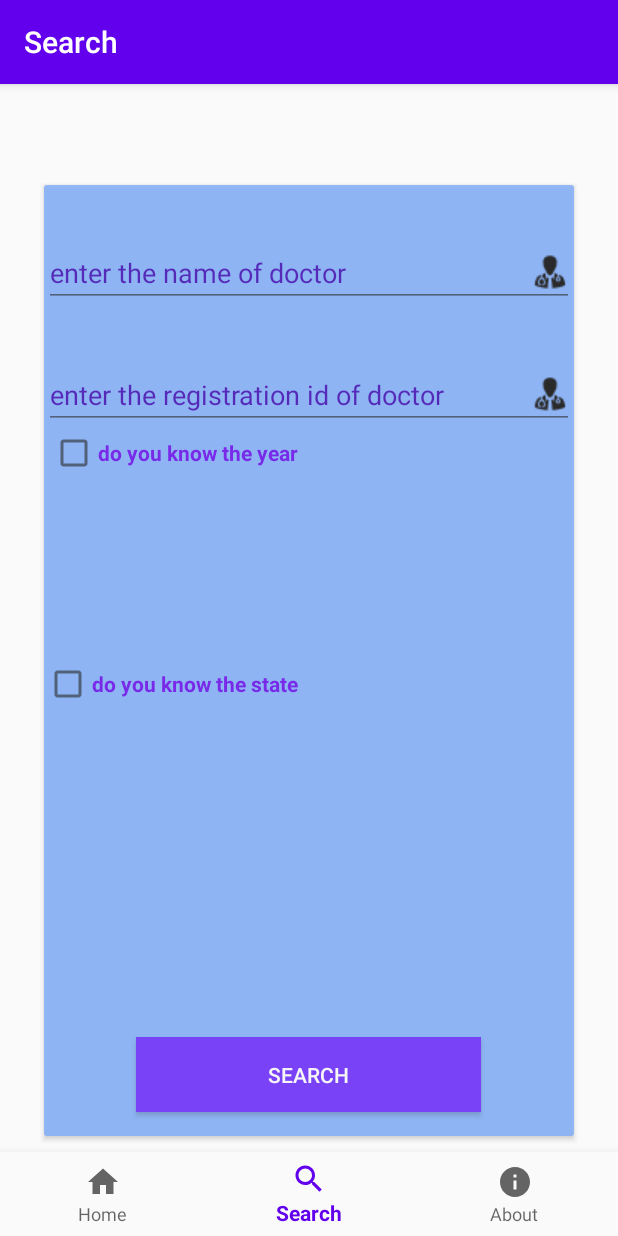
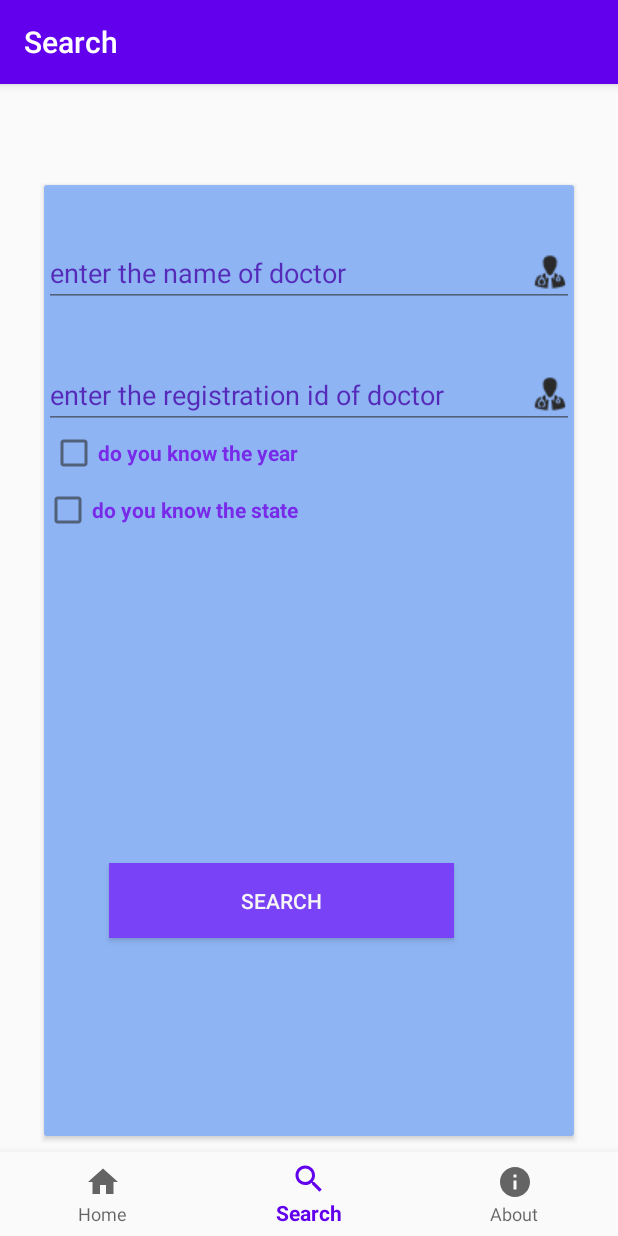
Before and after one commit to anfaas1618/Doctor-authenticator-app, an Android app: the SearchFragment screen opened through its navigation route, on a phone screen of 412 x 824 dp. Run offline under Robolectric (Android 15) with nearby library versions, the phone set to English and light mode, and no system bars; our stand-ins replace navigation-ui.

Commit message:
final commit

```diff
--- a/app/src/main/AndroidManifest.xml
+++ b/app/src/main/AndroidManifest.xml
@@ -22,11 +22,6 @@
         <activity
             android:name=".MainActivity"
             android:label="@string/app_name">
-            <intent-filter>
-                <action android:name="android.intent.action.MAIN" />
-
-                <category android:name="android.intent.category.LAUNCHER" />
-            </intent-filter>
         </activity>
     </application>
 
--- a/app/src/main/res/layout/activity_splash_screen.xml
+++ b/app/src/main/res/layout/activity_splash_screen.xml
@@ -5,13 +5,13 @@
     android:layout_width="match_parent"
     android:layout_height="match_parent"
     android:gravity="center"
-android:background="@drawable/bk">
+>
 
     <TextView
         android:layout_width="wrap_content"
         android:layout_height="wrap_content"
         android:fontFamily="cursive"
-        android:text="dummy"
+        android:text="docauth"
         android:textSize="90sp"
         android:textColor="@color/colorPrimary"
         app:layout_constraintBottom_toBottomOf="parent"
--- a/app/src/main/res/layout/fragment_search.xml
+++ b/app/src/main/res/layout/fragment_search.xml
@@ -109,8 +109,9 @@
                 android:id="@+id/statePick"
                 android:layout_width="231dp"
                 android:layout_height="117dp"
-                android:layout_marginTop="62dp"
+                android:layout_marginTop="132dp"
                 app:layout_constraintEnd_toEndOf="parent"
+                app:layout_constraintHorizontal_bias="0.0"
                 app:layout_constraintStart_toEndOf="@+id/stateText"
                 app:layout_constraintTop_toTopOf="@+id/stateCheck" />
 
@@ -125,7 +126,8 @@
                 android:textStyle="bold"
                 app:layout_constraintBottom_toTopOf="@+id/stateCheck"
                 app:layout_constraintTop_toBottomOf="@+id/checkBox"
-                tools:layout_editor_absoluteX="5dp" />
+                app:layout_constraintVertical_bias="0.0"
+                tools:layout_editor_absoluteX="16dp" />
 
             <TextView
                 android:id="@+id/stateText"
@@ -144,13 +146,13 @@
                 android:id="@+id/searchbtn"
                 android:layout_width="230dp"
                 android:layout_height="50dp"
-                android:layout_marginBottom="16dp"
+                android:layout_marginBottom="132dp"
                 android:background="#651FFF"
                 android:text="@string/title_search"
                 android:textColor="#FFFFFF"
                 app:layout_constraintBottom_toBottomOf="parent"
                 app:layout_constraintEnd_toEndOf="parent"
-                app:layout_constraintHorizontal_bias="0.495"
+                app:layout_constraintHorizontal_bias="0.349"
                 app:layout_constraintStart_toStartOf="parent" />
 
 
```
Also changed, not shown: app/src/main/java/com/anfaas/doctorauthenticator/ui/searchFragment/SearchFragment.java (+19 -7 lines), app/src/main/res/drawable/bk.png (deleted).
